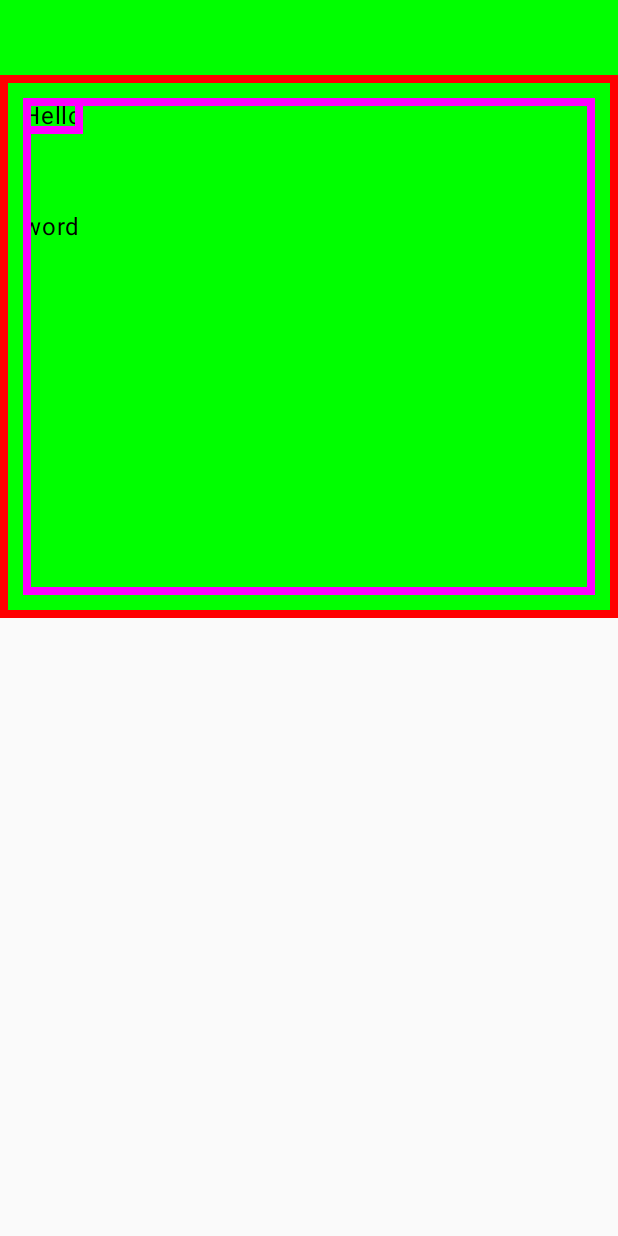
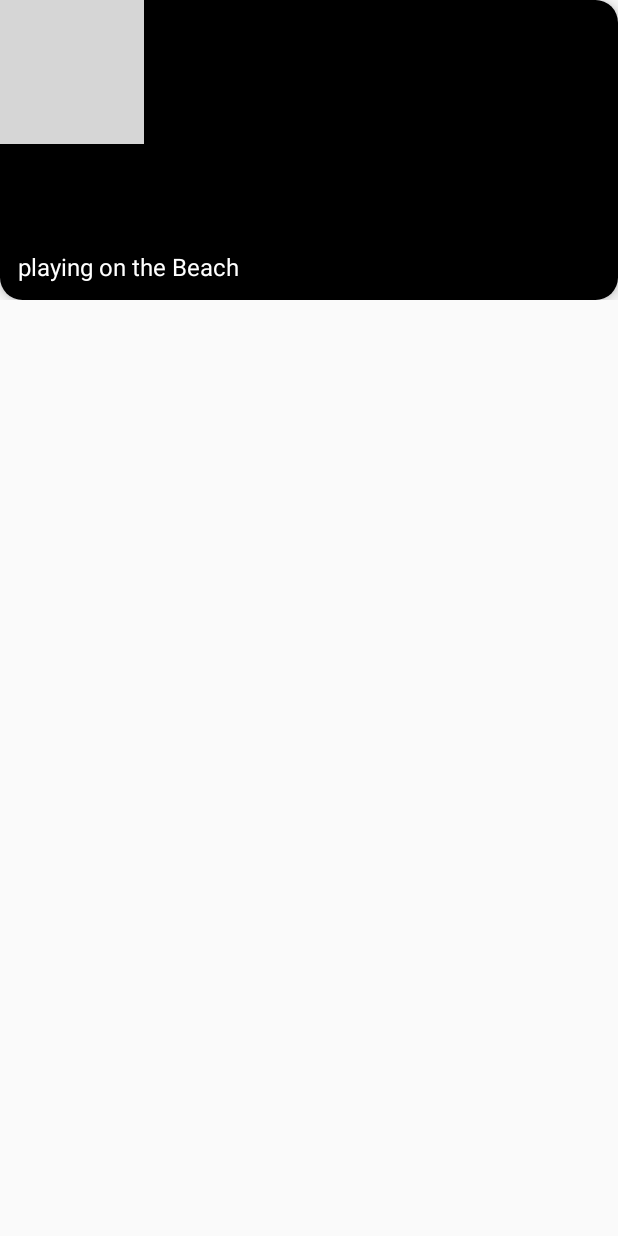
Before and after one commit to luiscastrodev/CourseCompose, an Android app built with Jetpack Compose: the screen it shows after launch (ModifierActivity before the commit, ImageCardActivity after it), on a phone screen of 412 x 824 dp. Run offline under Robolectric (Android 15) with nearby library versions, the phone set to English and light mode, and no system bars; grey boxes are pictures that could not be loaded.

Commit message:
Creating Image Card

```diff
--- a/app/build.gradle
+++ b/app/build.gradle
@@ -58,11 +58,13 @@ dependencies {
     implementation 'androidx.compose.ui:ui-tooling-preview'
     implementation 'androidx.compose.material3:material3'
     implementation platform('androidx.compose:compose-bom:2022.10.00')
+    implementation platform('androidx.compose:compose-bom:2022.10.00')
     testImplementation 'junit:junit:4.13.2'
     androidTestImplementation 'androidx.test.ext:junit:1.1.5'
     androidTestImplementation 'androidx.test.espresso:espresso-core:3.5.1'
     androidTestImplementation platform('androidx.compose:compose-bom:2022.10.00')
     androidTestImplementation 'androidx.compose.ui:ui-test-junit4'
+    androidTestImplementation platform('androidx.compose:compose-bom:2022.10.00')
     androidTestImplementation platform('androidx.compose:compose-bom:2022.10.00')
     debugImplementation 'androidx.compose.ui:ui-tooling'
     debugImplementation 'androidx.compose.ui:ui-test-manifest'
--- /dev/null
+++ b/app/src/main/java/br/com/meuprimeiroprojetocompose/ImageCardActivity.kt
@@ -0,0 +1,120 @@
+package br.com.meuprimeiroprojetocompose
+
+import  android.os.Bundle
+import androidx.activity.ComponentActivity
+import androidx.activity.compose.setContent
+import androidx.compose.foundation.Image
+import androidx.compose.foundation.background
+import androidx.compose.foundation.layout.Box
+import androidx.compose.foundation.layout.fillMaxSize
+import androidx.compose.foundation.layout.fillMaxWidth
+import androidx.compose.foundation.layout.height
+import androidx.compose.foundation.layout.padding
+import androidx.compose.foundation.shape.RoundedCornerShape
+import androidx.compose.material3.Card
+import androidx.compose.material3.CardDefaults
+import androidx.compose.material3.MaterialTheme
+import androidx.compose.material3.Surface
+import androidx.compose.material3.Text
+import androidx.compose.runtime.Composable
+import androidx.compose.ui.Alignment
+import androidx.compose.ui.Modifier
+import androidx.compose.ui.graphics.Brush
+import androidx.compose.ui.graphics.Color
+import androidx.compose.ui.graphics.painter.Painter
+import androidx.compose.ui.layout.ContentScale
+import androidx.compose.ui.res.painterResource
+import androidx.compose.ui.text.TextStyle
+import androidx.compose.ui.tooling.preview.Preview
+import androidx.compose.ui.unit.dp
+import androidx.compose.ui.unit.sp
+import br.com.meuprimeiroprojetocompose.ui.theme.MeuPrimeiroProjetoComposeTheme
+
+class ImageCardActivity : ComponentActivity() {
+    override fun onCreate(savedInstanceState: Bundle?) {
+        super.onCreate(savedInstanceState)
+        setContent {
+            MeuPrimeiroProjetoComposeTheme {
+                val painter = painterResource(id = R.drawable.snow)
+                val description = "Beach"
+                val title = "playing on the Beach"
+                Box(
+                    modifier = Modifier
+                        .fillMaxWidth(0.5f)
+                        .padding(16.dp)
+                )
+                ImageCard(
+                    painter = painter, contentDescription = description,
+                    title = title
+                )
+            }
+        }
+    }
+}
+
+@Composable
+fun Greeting(name: String, modifier: Modifier = Modifier) {
+    Text(
+        text = "Hello $name!",
+        modifier = modifier
+    )
+}
+
+@Preview(showBackground = true)
+@Composable
+fun GreetingPreview() {
+}
+
+@Composable
+fun ImageCard(
+    painter: Painter,
+    contentDescription: String,
+    title: String,
+    modifier: Modifier = Modifier
+) {
+
+    Card(
+        modifier = modifier.fillMaxWidth(),
+        shape = RoundedCornerShape(15.dp),
+        elevation = CardDefaults.cardElevation(
+            defaultElevation = 5.dp
+        )
+    ) {
+        Box(modifier = Modifier.height(200.dp)) {
+            Image(
+                painter = painter,
+                contentDescription = contentDescription,
+                contentScale = ContentScale.Crop
+            )
+            Box(
+                modifier =
+                Modifier
+                    .fillMaxSize()
+                    .background(
+                        Brush.verticalGradient(
+                            colors = listOf(
+                                Color.Transparent,
+                                Color.Black
+                            ),
+                            startY = 300f
+                        )
+                    ),
+            ) {
+
+            }
+            Box(
+                modifier = Modifier
+                    .fillMaxSize()
+                    .padding(12.dp),
+                contentAlignment = Alignment.BottomStart
+            ) {
+                Text(
+                    title, style = TextStyle(
+                        color = Color.White,
+                        fontSize = 16.sp
+                    )
+                )
+            }
+        }
+    }
+}
--- a/app/src/main/res/values/strings.xml
+++ b/app/src/main/res/values/strings.xml
@@ -1,4 +1,5 @@
 <resources>
     <string name="app_name">MeuPrimeiroProjetoCompose</string>
     <string name="title_activity_modifier">ModifierActivity</string>
+    <string name="title_activity_image_card">ImageCardActivity</string>
 </resources>
```
Also changed, not shown: app/src/main/AndroidManifest.xml (+11 -0 lines), app/src/main/res/drawable/beach.jpg (added), 1 other file.
